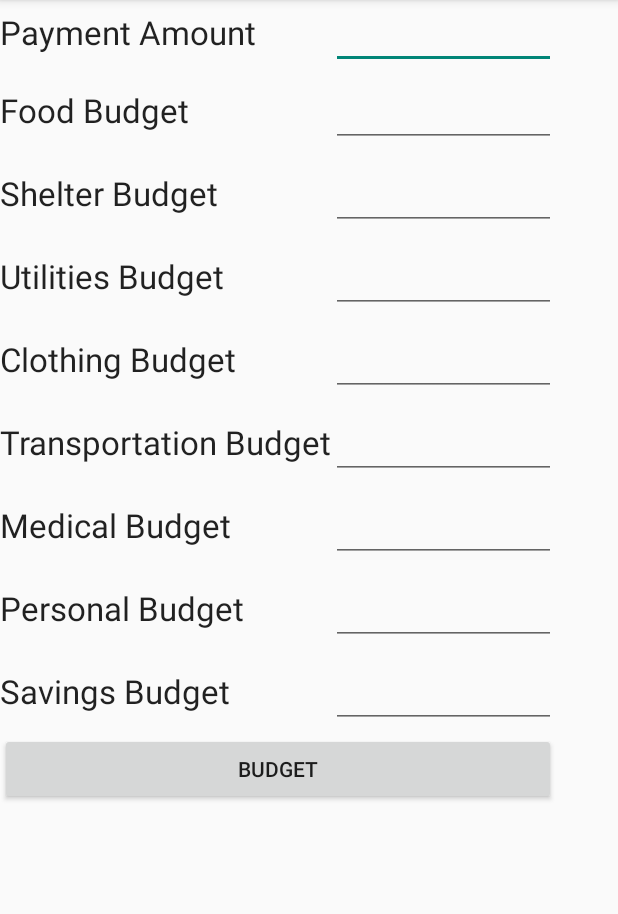
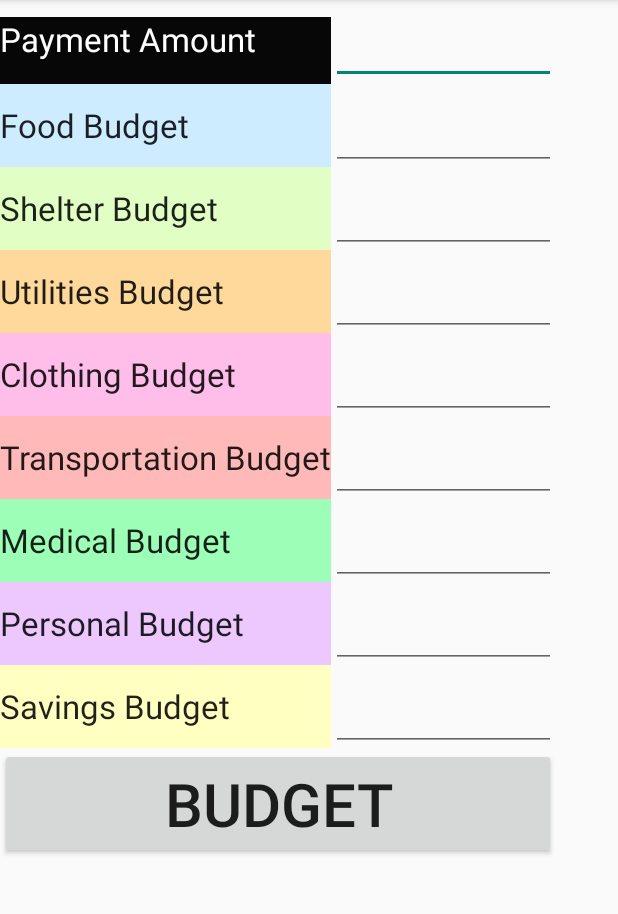
Before and after one commit to GenoGarcia/BudgetApplication, an Android app: the screen it shows after launch (MainActivity), on a phone screen of 412 x 824 dp, the part 84-998 px from its top. Run offline under Robolectric (Android 15) with nearby library versions, the phone set to English and light mode, and no system bars.

Commit message:
Pretty Changes
Detail Changes

```diff
--- a/app/src/main/java/com/example/geno/budgetapplication/MainActivity.java
+++ b/app/src/main/java/com/example/geno/budgetapplication/MainActivity.java
@@ -73,6 +73,7 @@ public class MainActivity extends ActionBarActivity {
             @Override
             public void onClick(View v) {
                 if (!amount.getText().toString().equals("")) {
+
                     SharedPreferences prefs = getBaseContext().getSharedPreferences(
                             "Prefs", Context.MODE_PRIVATE);
                     SharedPreferences.Editor sharedPref = prefs.edit();
--- a/app/src/main/res/layout/activity_main.xml
+++ b/app/src/main/res/layout/activity_main.xml
@@ -13,19 +13,21 @@
 
         <TableRow
             android:layout_width="fill_parent"
-            android:layout_height="fill_parent">
+            android:layout_height="55dp">
 
             <TextView
                 android:layout_width="wrap_content"
-                android:layout_height="wrap_content"
+                android:layout_height="55dp"
                 android:textAppearance="?android:attr/textAppearanceLarge"
                 android:text="Payment Amount"
                 android:id="@+id/textView"
-                android:layout_column="0" />
+                android:layout_column="0"
+                android:background="#ff070707"
+                android:textColor="#FFFFFFFF"/>
 
             <EditText
                 android:layout_width="150dp"
-                android:layout_height="wrap_content"
+                android:layout_height="55dp"
                 android:inputType="numberDecimal"
                 android:ems="10"
                 android:id="@+id/amount"
@@ -47,11 +49,12 @@
                 android:text="Food Budget"
                 android:id="@+id/textView2"
                 android:layout_column="0"
-                android:gravity="center_vertical" />
+                android:gravity="center_vertical"
+                android:background="#ffceecff" />
 
             <EditText
                 android:layout_width="150dp"
-                android:layout_height="wrap_content"
+                android:layout_height="55dp"
                 android:inputType="numberDecimal"
                 android:ems="10"
                 android:id="@+id/foodBudget"
@@ -73,11 +76,12 @@
                 android:text="Shelter Budget"
                 android:id="@+id/textView3"
                 android:layout_column="0"
-                android:gravity="center_vertical" />
+                android:gravity="center_vertical"
+                android:background="#ffe1ffc4" />
 
             <EditText
                 android:layout_width="150dp"
-                android:layout_height="wrap_content"
+                android:layout_height="55dp"
                 android:inputType="numberDecimal"
                 android:ems="10"
                 android:id="@+id/shelterBudget"
@@ -99,11 +103,12 @@
                 android:text="Utilities Budget"
                 android:id="@+id/textView4"
                 android:layout_column="0"
-                android:gravity="center_vertical" />
+                android:gravity="center_vertical"
+                android:background="#ffffd99c" />
 
             <EditText
                 android:layout_width="150dp"
-                android:layout_height="wrap_content"
+                android:layout_height="55dp"
                 android:inputType="numberDecimal"
                 android:ems="10"
                 android:id="@+id/utilitiesBudget"
@@ -125,11 +130,12 @@
                 android:text="Clothing Budget"
                 android:id="@+id/textView5"
                 android:layout_column="0"
-                android:gravity="center_vertical" />
+                android:gravity="center_vertical"
+                android:background="#ffffbdea" />
 
             <EditText
                 android:layout_width="150dp"
-                android:layout_height="wrap_content"
+                android:layout_height="55dp"
                 android:inputType="numberDecimal"
                 android:ems="10"
                 android:id="@+id/clothingBudget"
@@ -151,11 +157,12 @@
                 android:text="Transportation Budget"
                 android:id="@+id/textView6"
                 android:layout_column="0"
-                android:gravity="center_vertical" />
+                android:gravity="center_vertical"
+                android:background="#ffffb9b9" />
 
             <EditText
                 android:layout_width="150dp"
-                android:layout_height="wrap_content"
+                android:layout_height="55dp"
                 android:inputType="numberDecimal"
                 android:ems="10"
                 android:id="@+id/transportationBudget"
@@ -177,11 +184,12 @@
                 android:text="Medical Budget"
                 android:id="@+id/textView7"
                 android:layout_column="0"
-                android:gravity="center_vertical" />
+                android:gravity="center_vertical"
+                android:background="#ff9dffb7" />
 
             <EditText
                 android:layout_width="150dp"
-                android:layout_height="wrap_content"
+                android:layout_height="55dp"
                 android:inputType="numberDecimal"
                 android:ems="10"
                 android:id="@+id/medicalBudget"
@@ -203,11 +211,12 @@
                 android:text="Personal Budget"
                 android:id="@+id/textView8"
                 android:layout_column="0"
-                android:gravity="center_vertical" />
+                android:gravity="center_vertical"
+                android:background="#ffecc8ff" />
 
             <EditText
                 android:layout_width="150dp"
-                android:layout_height="wrap_content"
+                android:layout_height="55dp"
                 android:inputType="numberDecimal"
                 android:ems="10"
                 android:id="@+id/personalBudget"
@@ -229,11 +238,12 @@
                 android:text="Savings Budget"
                 android:id="@+id/textView9"
                 android:layout_column="0"
-                android:gravity="center_vertical" />
+                android:gravity="center_vertical"
+                android:background="#ffffffc1" />
 
             <EditText
                 android:layout_width="150dp"
-                android:layout_height="wrap_content"
+                android:layout_height="55dp"
                 android:inputType="numberDecimal"
                 android:ems="10"
                 android:id="@+id/savingsBudget"
@@ -254,7 +264,8 @@
                 android:text="Budget"
                 android:id="@+id/budgetButton"
                 android:layout_column="0"
-                android:layout_span="2" />
+                android:layout_span="2"
+                android:textSize="40dp" />
         </TableRow>
     </TableLayout>
 
```
Also changed, not shown: app/src/main/java/com/example/geno/budgetapplication/Summary.java (+9 -9 lines), app/src/main/res/layout/activity_summary.xml (+23 -11 lines).
